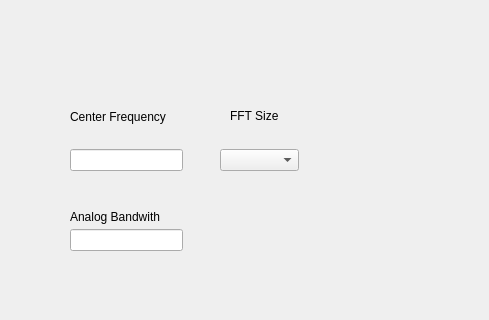
The window that mainwindow.ui (DecentDudeDan/spectrum) describes before a commit, drawn with Qt 5; both pictures show x 0 to 489 and y 228 to 548 of the 1243 by 688 pixel window.
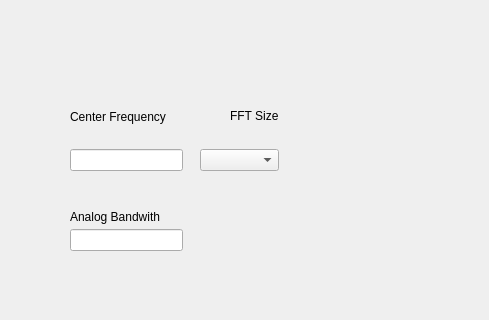
The same window after the commit. Custom widgets are drawn as their Qt base class.

What changed in the file:
```diff
--- a/mainwindow.ui
+++ b/mainwindow.ui
@@ -153,7 +153,7 @@
     <widget class="QComboBox" name="FFT1">
      <property name="geometry">
       <rect>
-       <x>190</x>
+       <x>170</x>
        <y>340</y>
        <width>79</width>
        <height>22</height>
```
